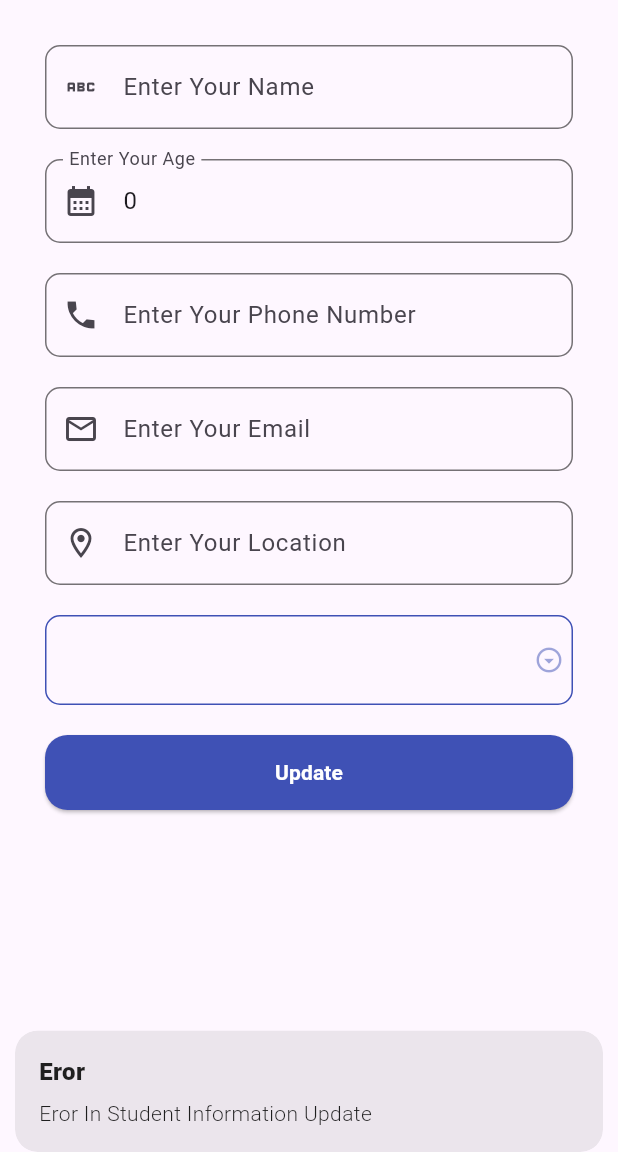
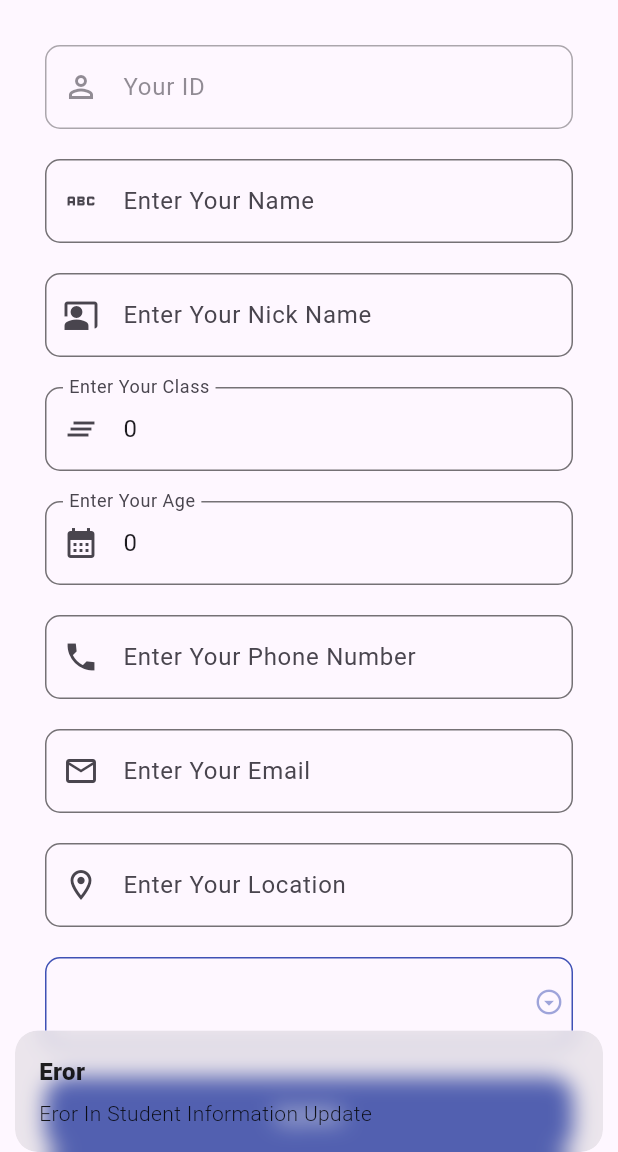
Before and after one commit to JoyyY1209/student_information_using_sqflite, a Flutter app: the UpdateStudent screen opened directly with empty values, after a tap on "Update", on a phone screen of 412 x 824 dp, the part 84-1236 px from its top. Run offline on Flutter 3.47's test engine with Material 3 defaults, Android fonts, the phone set to English and light mode, and no system bars; our stand-ins replace awesome_dialog, fluttertoast, get, sqflite; accounts and stored records are empty.

Commit message:
first commit

```diff
--- a/lib/database/database_helper.dart
+++ b/lib/database/database_helper.dart
@@ -13,6 +13,7 @@ class DatabaseHelper{
   //column name
   static const colId ='id';
   static const colName = 'name';
+  static const colNickName = 'nickName';
   static const colClass= 'clas';
   static const colAge = 'age';
   static const colPhn = 'phnNumber';
@@ -45,6 +46,7 @@ class DatabaseHelper{
       CREATE TABLE $tableStudent(
       $colId TEXT PRIMARY KEY,
       $colName TEXT NOT NULL,
+      $colNickName TEXT NOT NULL,
       $colClass INTEGER NOT NULL,
       $colAge INTEGER NOT NULL,
       $colPhn TEXT NOT NULL,
--- a/lib/model/student.dart
+++ b/lib/model/student.dart
@@ -1,6 +1,7 @@
 class Student{
   String? id;
   String? name;
+  String? nickName;
   int? clas;
   int? age;
   String? phnNumber;
@@ -11,6 +12,7 @@ class Student{
 Student({
   this.id,
   this.name,
+  this.nickName,
   this.clas,
   this.age,
   this.phnNumber,
@@ -23,6 +25,7 @@ Map<String,dynamic> toMap(){
   return{
     'id' : id,
     'name' : name,
+    'nickName' : nickName,
     'clas': clas,
     'age' : age,
     'phnNumber' : phnNumber,
@@ -36,6 +39,7 @@ static Student fromMap(Map<String,dynamic> map){
   return Student(
     id : map['id'],
     name:map['name'],
+    nickName: map['nickName'],
     clas: map['clas'],
     age: map['age'],
     phnNumber: map['phnNumber'],
--- a/lib/screen/add_student.dart
+++ b/lib/screen/add_student.dart
@@ -15,6 +15,7 @@ class _AddStudentState extends State<AddStudent> {
   final GlobalKey<FormState> stuFormKey =GlobalKey();
   var idcontroller=TextEditingController();
   var namecontroller=TextEditingController();
+  var nicknamecontroller=TextEditingController();
   var classcontroller=TextEditingController();
   var agecontroller=TextEditingController();
   var phncontroller=TextEditingController();
@@ -34,6 +35,7 @@ class _AddStudentState extends State<AddStudent> {
     final newStudent=Student(
       id: idcontroller.text,
       name: namecontroller.text,
+      nickName: nicknamecontroller.text,
       clas: int.parse(classcontroller.text),
       age: int.parse(agecontroller.text),
       phnNumber: phncontroller.text,
@@ -99,7 +101,7 @@ print("in");
                   controller: namecontroller,
                   keyboardType: TextInputType.text,
                   decoration: InputDecoration(
-                    labelText: 'Enter Your Name',
+                    labelText: 'Enter Your Full Name',
                     prefixIcon: Icon(Icons.abc),
                     border: OutlineInputBorder(
                       borderRadius: BorderRadius.circular(10),
@@ -116,7 +118,31 @@ print("in");
                       }
                     return null;
                   },
-                ),  // name
+                ),  // full name
+                SizedBox(height: 20),
+
+                TextFormField(
+                  controller: nicknamecontroller,
+                  keyboardType: TextInputType.text,
+                  decoration: InputDecoration(
+                    labelText: 'Enter Your Nick Name',
+                    prefixIcon: Icon(Icons.co_present),
+                    border: OutlineInputBorder(
+                      borderRadius: BorderRadius.circular(10),
+                    ),
+                    enabledBorder: OutlineInputBorder(
+                      borderRadius: BorderRadius.circular(10),
+                      borderSide: BorderSide(color: Colors.black54),
+                    ),
+                  ),
+                  validator: (String? value){
+                    if(value==null)
+                    {
+                      return "Please Enter Your Age";
+                    }
+                    return null;
+                  },
+                ),  // nick name
                 SizedBox(height: 20),
 
                 TextFormField(
--- a/lib/screen/list_of_students.dart
+++ b/lib/screen/list_of_students.dart
@@ -75,7 +75,7 @@ class _ListOfStudentsState extends State<ListOfStudents> {
                   Navigator.push(context, MaterialPageRoute(builder: (context)=>UpdateStudent(student: student,)));
                   //goto update page
               },
-              title: Text(student.name!,style: TextStyle(fontWeight: FontWeight.bold),),
+              title: Text(student.nickName!,style: TextStyle(fontWeight: FontWeight.bold),),
               subtitle: Text(student.id!),
               leading: Icon(Icons.account_circle_outlined,size: 40,),
               trailing: IconButton(
--- a/lib/screen/update_student.dart
+++ b/lib/screen/update_student.dart
@@ -17,6 +17,7 @@ class _UpdateStudentState extends State<UpdateStudent> {
   final GlobalKey<FormState> stuFormKey =GlobalKey();
   var idcontroller=TextEditingController();
   var namecontroller=TextEditingController();
+  var nicknamecontroller=TextEditingController();
   var classcontroller=TextEditingController();
   var agecontroller=TextEditingController();
   var phncontroller=TextEditingController();
@@ -32,6 +33,7 @@ class _UpdateStudentState extends State<UpdateStudent> {
     final updateStudents=Student(
       id: idcontroller.text,
       name: namecontroller.text,
+      nickName: nicknamecontroller.text,
       clas: int.parse(classcontroller.text),
       age: int.parse(agecontroller.text),
       phnNumber: phncontroller.text,
@@ -60,6 +62,7 @@ class _UpdateStudentState extends State<UpdateStudent> {
 
     idcontroller.text=widget.student.id;
     namecontroller.text=widget.student.name;
+    nicknamecontroller.text=widget.student.nickName;
     classcontroller.text=widget.student.clas.toString();   // jehetu model r database e int akare store ase
     agecontroller.text=widget.student.age.toString();      //// jehetu model r database e int akare store ase
     phncontroller.text=widget.student.phnNumber;
@@ -82,6 +85,35 @@ class _UpdateStudentState extends State<UpdateStudent> {
             padding: EdgeInsets.all(30),
             child: Column(
               children: [
+                Opacity(
+                  opacity: 0.6,
+                  child: TextFormField(
+                    controller: idcontroller,
+                    style: TextStyle(fontWeight: FontWeight.bold),
+                    readOnly: true,
+                    keyboardType: TextInputType.text,
+                    decoration: InputDecoration(
+                      labelText: 'Your ID',
+                      prefixIcon: Icon(Icons.perm_identity_outlined),
+                      border: OutlineInputBorder(
+                        borderRadius: BorderRadius.circular(10),
+                      ),
+                      enabledBorder: OutlineInputBorder(
+                        borderRadius: BorderRadius.circular(10),
+                        borderSide: BorderSide(color: Colors.black54),
+                      ),
+                    ),
+                    validator: (String? value){
+                      if(value==null)
+                      {
+                        return "Please Enter Your ID";
+                      }
+                      return null;
+                    },
+                  ),
+                ),  // id
+                SizedBox(height: 20),
+
                 TextFormField(
                   controller: namecontroller,
                   keyboardType: TextInputType.text,
@@ -103,7 +135,55 @@ class _UpdateStudentState extends State<UpdateStudent> {
                     }
                     return null;
                   },
-                ),  // name
+                ),  // full name
+                SizedBox(height: 20),
+
+                TextFormField(
+                  controller: nicknamecontroller,
+                  keyboardType: TextInputType.text,
+                  decoration: InputDecoration(
+                    labelText: 'Enter Your Nick Name',
+                    prefixIcon: Icon(Icons.co_present),
+                    border: OutlineInputBorder(
+                      borderRadius: BorderRadius.circular(10),
+                    ),
+                    enabledBorder: OutlineInputBorder(
+                      borderRadius: BorderRadius.circular(10),
+                      borderSide: BorderSide(color: Colors.black54),
+                    ),
+                  ),
+                  validator: (String? value){
+                    if(value==null)
+                    {
+                      return "Please Enter Your Age";
+                    }
+                    return null;
+                  },
+                ),  // nick name
+                SizedBox(height: 20),
+
+                TextFormField(
+                  controller: classcontroller,
+                  keyboardType: TextInputType.number,
+                  decoration: InputDecoration(
+                    labelText: 'Enter Your Class',
+                    prefixIcon: Icon(Icons.clear_all_sharp),
+                    border: OutlineInputBorder(
+                      borderRadius: BorderRadius.circular(10),
+                    ),
+                    enabledBorder: OutlineInputBorder(
+                      borderRadius: BorderRadius.circular(10),
+                      borderSide: BorderSide(color: Colors.black54),
+                    ),
+                  ),
+                  validator: (String? value){
+                    if(value==null)
+                    {
+                      return "Please Enter Your Class";
+                    }
+                    return null;
+                  },
+                ),  // class
                 SizedBox(height: 20),
 
                 TextFormField(
@@ -132,7 +212,7 @@ class _UpdateStudentState extends State<UpdateStudent> {
 
                 TextFormField(
                   controller: phncontroller,
-                  keyboardType: TextInputType.number,
+                  keyboardType: TextInputType.text,
                   decoration: InputDecoration(
                     labelText: 'Enter Your Phone Number',
                     prefixIcon: Icon(Icons.phone_sharp),
```
